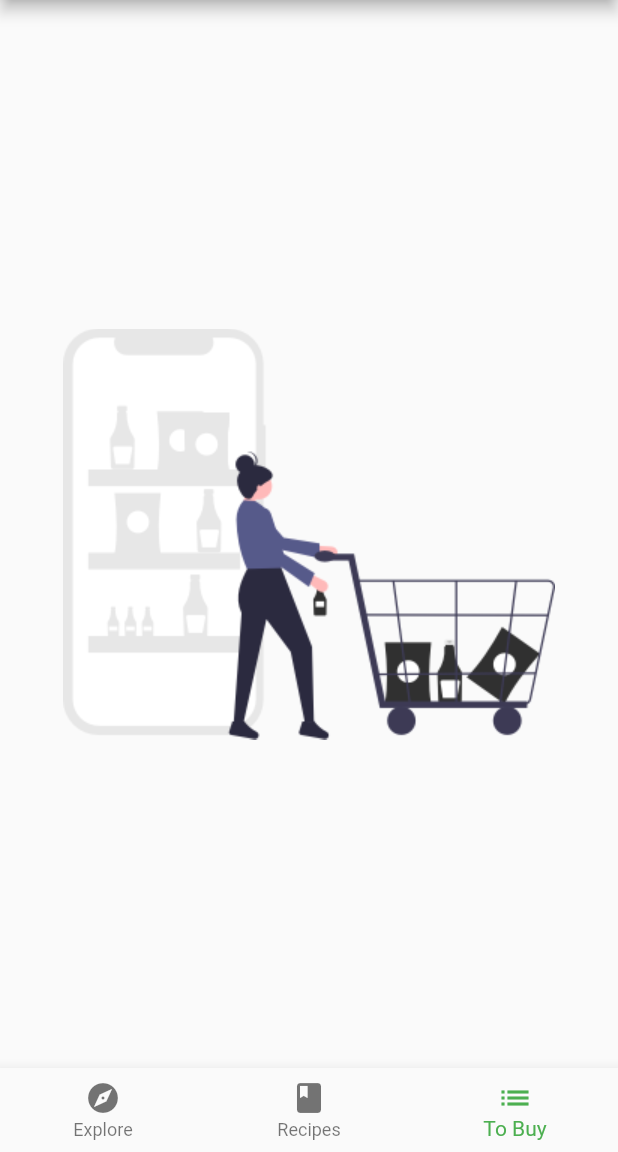
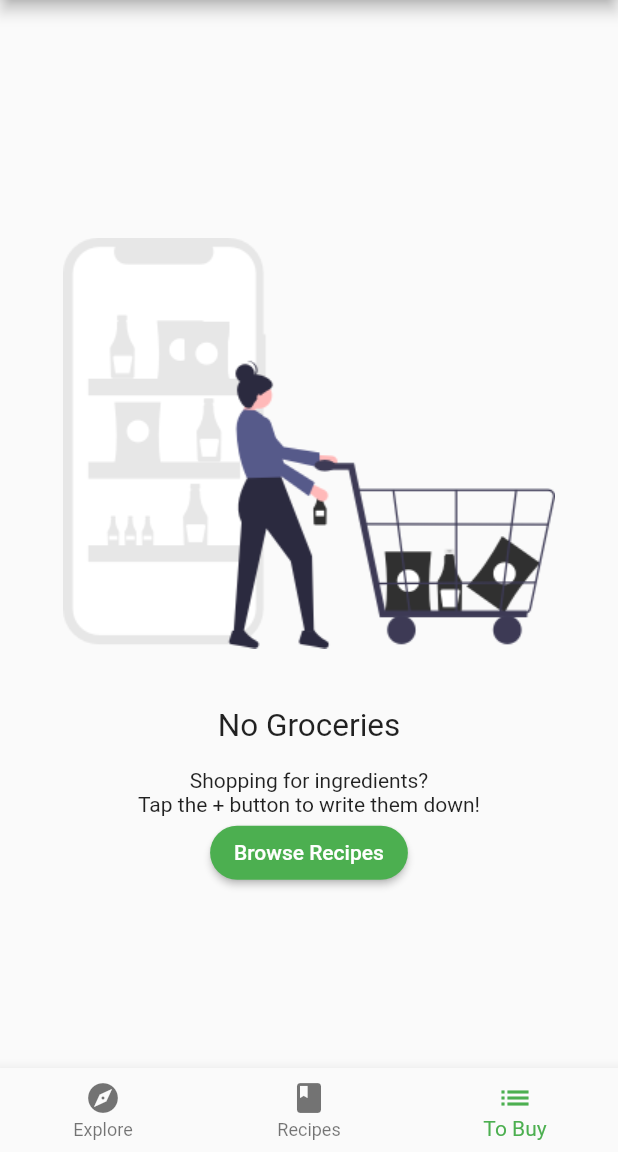
Before and after one commit to mclegacycodes/interactivewidgets, a Flutter app: the screen it shows after launch, item 3 of the bottom bar chosen, on a phone screen of 412 x 824 dp, the part 84-1236 px from its top. Run offline on Flutter 3.47's test engine with Material 2 defaults, Android fonts, the phone set to English and light mode, and no system bars; our stand-ins replace google_fonts.

Commit message:
finished with the emptty grocery list page

```diff
--- a/lib/screens/emtpy_grocery_screen.dart
+++ b/lib/screens/emtpy_grocery_screen.dart
@@ -15,9 +15,28 @@ class EmptyGroceryScreen extends StatelessWidget {
  children: [
 Flexible(child: AspectRatio(aspectRatio: 1/1,
 child: Image.asset('assets/fooderlich_assets/empty_list.png'),)),
- // TODO 5: Add empty screen title
- // TODO 6: Add empty screen subtitle
- // TODO 7: Add browse recipes button
+ const Text(
+ 'No Groceries',
+ style: TextStyle(fontSize: 21.0),
+),
+const SizedBox(height: 16.0),
+const Text(
+ 'Shopping for ingredients?\n'
+ 'Tap the + button to write them down!',
+ textAlign: TextAlign.center,
+),
+
+ MaterialButton(
+ textColor: Colors.white,
+ child: const Text('Browse Recipes'),
+ shape: RoundedRectangleBorder(
+ borderRadius: BorderRadius.circular(30.0),
+ ),
+ color: Colors.green,
+ onPressed: () {
+ // TODO 8: Go to Recipes Tab
+ },
+),
  ],
  ),
  ),
```
